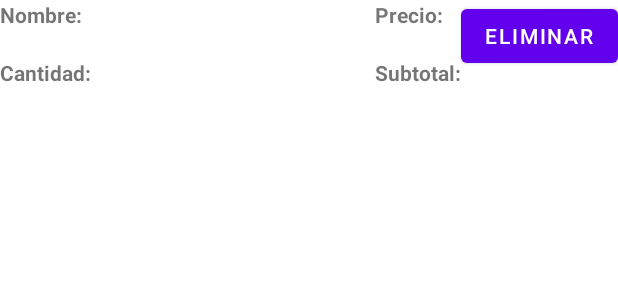
After one commit to RubenG2x2/PruebaVolley, an Android app: the layout content_linea_producto_rc.xml on its own in the app's theme, with its tools: preview values and no code run, on a phone screen of 412 x 824 dp. The commit adds this screen. Shown: the top 300 px of the screen. Run offline under Robolectric (Android 15) with nearby library versions, the phone set to English and light mode, and no system bars.

Commit message:
Añadido coas

```diff
--- /dev/null
+++ b/app/src/main/res/layout/content_linea_producto_rc.xml
@@ -0,0 +1,76 @@
+<?xml version="1.0" encoding="utf-8"?>
+<LinearLayout xmlns:android="http://schemas.android.com/apk/res/android"
+    android:layout_width="match_parent"
+    android:layout_height="match_parent">
+    <LinearLayout
+        android:layout_width="0dp"
+        android:layout_height="wrap_content"
+        android:layout_weight="1"
+        android:orientation="vertical">
+
+        <TextView
+            android:id="@+id/labelPro"
+            android:layout_width="match_parent"
+            android:layout_height="wrap_content"
+            android:text="@string/label_nombre_producto"
+            android:textStyle="bold" />
+
+        <TextView
+            android:id="@+id/tvNombrePro"
+            android:layout_width="match_parent"
+            android:layout_height="wrap_content"
+            android:text="" />
+
+        <TextView
+            android:id="@+id/labelCantidad"
+            android:layout_width="match_parent"
+            android:layout_height="wrap_content"
+            android:textStyle="bold"
+            android:text="@string/label_cantidad_producto" />
+
+        <TextView
+            android:id="@+id/tvCantidadPro"
+            android:layout_width="match_parent"
+            android:layout_height="wrap_content"
+            android:text="" />
+
+    </LinearLayout>
+
+    <LinearLayout
+        android:layout_width="wrap_content"
+        android:layout_height="wrap_content"
+        android:orientation="vertical">
+
+        <TextView
+            android:id="@+id/labelPrecioPro"
+            android:layout_width="wrap_content"
+            android:layout_height="wrap_content"
+            android:textStyle="bold"
+            android:text="@string/label_precio_producto" />
+
+        <TextView
+            android:id="@+id/tvPrecioPro"
+            android:layout_width="wrap_content"
+            android:layout_height="wrap_content"
+            android:text="" />
+        <TextView
+            android:id="@+id/labelSubTotal"
+            android:layout_width="wrap_content"
+            android:layout_height="wrap_content"
+            android:textStyle="bold"
+            android:text="@string/label_subTotal_producto" />
+
+        <TextView
+            android:id="@+id/tvSubTotal"
+            android:layout_width="wrap_content"
+            android:layout_height="wrap_content"
+            android:text="" />
+
+    </LinearLayout>
+
+    <Button
+        android:id="@+id/btEliminarLineaProducto"
+        android:layout_width="wrap_content"
+        android:layout_height="wrap_content"
+        android:text="@string/btn_eliminar" />
+</LinearLayout>
--- a/app/src/main/res/layout/content_main.xml
+++ b/app/src/main/res/layout/content_main.xml
@@ -24,4 +24,5 @@
         app:layout_constraintEnd_toEndOf="parent"
         app:layout_constraintStart_toStartOf="parent"
         app:layout_constraintTop_toBottomOf="@+id/tabLayaout" />
+
 </androidx.constraintlayout.widget.ConstraintLayout>
--- a/app/src/main/res/layout/fragment_tab2.xml
+++ b/app/src/main/res/layout/fragment_tab2.xml
@@ -6,12 +6,13 @@
     android:layout_height="match_parent"
     android:layout_margin="5dp"
     tools:context=".vista.fragmentos.MenusFragment">
+
     <androidx.recyclerview.widget.RecyclerView
         android:id="@+id/rcMenus"
         android:layout_width="403dp"
         android:layout_height="659dp"
         android:layout_marginStart="8dp"
-        android:layout_marginTop="8dp"
+        android:layout_marginTop="50dp"
         android:layout_marginEnd="8dp"
         android:layout_marginBottom="16dp"
         app:layout_constraintBottom_toTopOf="@+id/btTerminarPedido"
--- a/app/src/main/res/layout/fragment_tab3.xml
+++ b/app/src/main/res/layout/fragment_tab3.xml
@@ -12,7 +12,7 @@
         android:layout_width="403dp"
         android:layout_height="659dp"
         android:layout_marginStart="8dp"
-        android:layout_marginTop="8dp"
+        android:layout_marginTop="50dp"
         android:layout_marginEnd="8dp"
         android:layout_marginBottom="16dp"
         app:layout_constraintBottom_toTopOf="@+id/btTerminarPedido"
--- a/app/src/main/res/values/strings.xml
+++ b/app/src/main/res/values/strings.xml
@@ -22,6 +22,7 @@
     <string name="filtro_bebida">Bebida</string>
     <string name="filtro_menu">Menu</string>
     <string name="filtro_platos">Plato</string>
+    <string name="btn_eliminar">Eliminar</string>
     <!-- Strings used for fragments for navigation -->
     <string name="first_fragment_label">First Fragment</string>
     <string name="second_fragment_label">Second Fragment</string>
@@ -38,4 +39,10 @@
     <string name="cantidad_base">1</string>
     <string name="cantidad_minima">No se permite cantidades menores que uno</string>
     <string name="boton_terminar_pedido">Terminar pedido</string>
+    <string name="label_total">Total:</string>
+    <string name="btn_confirmar_pedido">Terminar pedido</string>
+    <string name="label_nombre_producto">Nombre:</string>
+    <string name="label_precio_producto">Precio:</string>
+    <string name="label_cantidad_producto">Cantidad:</string>
+    <string name="label_subTotal_producto">Subtotal:</string>
 </resources>
```
Also changed, not shown: app/src/main/java/com/example/pruebavolley/MainActivity.java (+19 -10 lines), app/src/main/java/com/example/pruebavolley/StartActivity.java (+7 -2 lines), app/src/main/java/com/example/pruebavolley/modelo/Pedido.java (+28 -0 lines), app/src/main/java/com/example/pruebavolley/vista/adaptadores/LineaProductoAdaptador.java (added, +106 -0 lines), app/src/main/java/com/example/pruebavolley/vista/adaptadores/ProductoAdaptador.java (+5 -8 lines), app/src/main/java/com/example/pruebavolley/vista/fragmentos/BebidasFragment.java (+15 -14 lines), app/src/main/java/com/example/pruebavolley/vista/fragmentos/PedidoDetalleFragment.java (added, +47 -0 lines), app/src/main/java/com/example/pruebavolley/vistamodelo/ViewModel.java (added, +40 -0 lines), app/src/main/res/layout/fragment_pedido_detalle.xml (added, +53 -0 lines), app/src/main/res/navigation/nav_graph.xml (+34 -1 lines).
